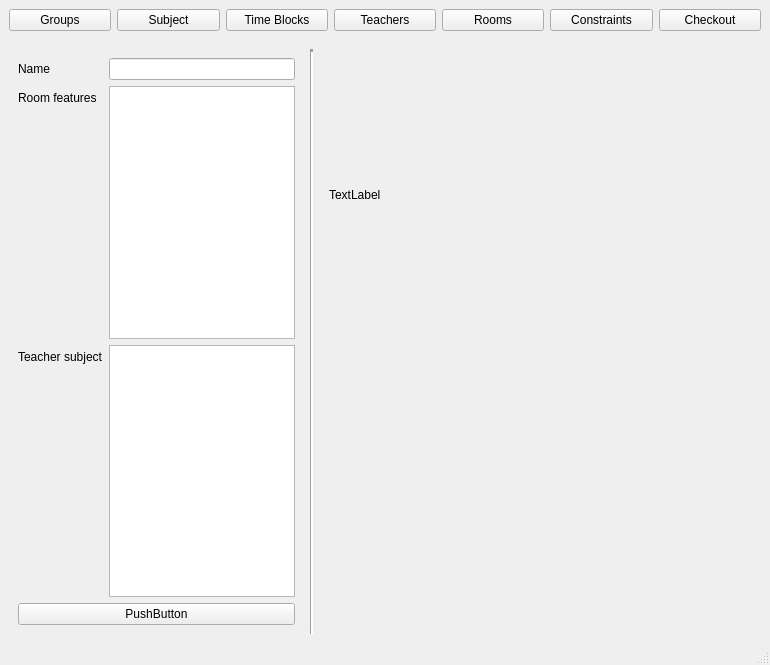
The window that client/workspace/app/mainwindow.ui (ddf172/Planner) describes before a commit, drawn with Qt 5.
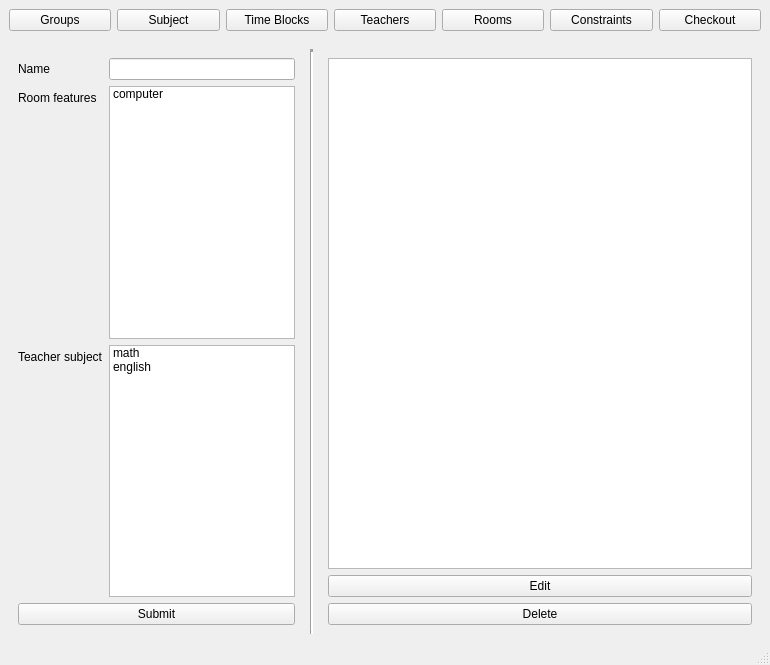
The same window after the commit. The open tabs and pages were chosen to show the change.

Commit message: add preview for subject page

```diff
--- a/client/workspace/app/mainwindow.ui
+++ b/client/workspace/app/mainwindow.ui
@@ -438,17 +438,34 @@
               <widget class="QLineEdit" name="lineEditSubjectName"/>
              </item>
              <item row="1" column="1">
-              <widget class="QListWidget" name="listWidgetSubjectConstraintRoom"/>
+              <widget class="QListWidget" name="listWidgetSubjectConstraintRoom">
+               <item>
+                <property name="text">
+                 <string>computer</string>
+                </property>
+               </item>
+              </widget>
              </item>
              <item row="2" column="1">
-              <widget class="QListWidget" name="listWidgetSubjectConstraintTeacher"/>
+              <widget class="QListWidget" name="listWidgetSubjectConstraintTeacher">
+               <item>
+                <property name="text">
+                 <string>math</string>
+                </property>
+               </item>
+               <item>
+                <property name="text">
+                 <string>english</string>
+                </property>
+               </item>
+              </widget>
              </item>
             </layout>
            </item>
            <item>
             <widget class="QPushButton" name="pushButtonSubjectSubmit">
              <property name="text">
-              <string>PushButton</string>
+              <string>Submit</string>
              </property>
             </widget>
            </item>
@@ -467,19 +484,25 @@
         </item>
         <item row="0" column="2">
          <widget class="QWidget" name="widgetSubjectPreview" native="true">
-          <widget class="QLabel" name="labelSubjectPrev">
-           <property name="geometry">
-            <rect>
-             <x>10</x>
-             <y>10</y>
-             <width>261</width>
-             <height>271</height>
-            </rect>
-           </property>
-           <property name="text">
-            <string>TextLabel</string>
-           </property>
-          </widget>
+          <layout class="QVBoxLayout" name="verticalLayoutSubjectPreview">
+           <item>
+            <widget class="QListWidget" name="labelSubjectPrev"/>
+           </item>
+           <item>
+            <widget class="QPushButton" name="btn_labelSubjectPrevEdit">
+             <property name="text">
+              <string>Edit</string>
+             </property>
+            </widget>
+           </item>
+           <item>
+            <widget class="QPushButton" name="btn_labelSubjectPrevDelete">
+             <property name="text">
+              <string>Delete</string>
+             </property>
+            </widget>
+           </item>
+          </layout>
          </widget>
         </item>
        </layout>
```
Left out of the diff: 2 changed lines with no effect on the pictures. The commit also changes 2 other files.
